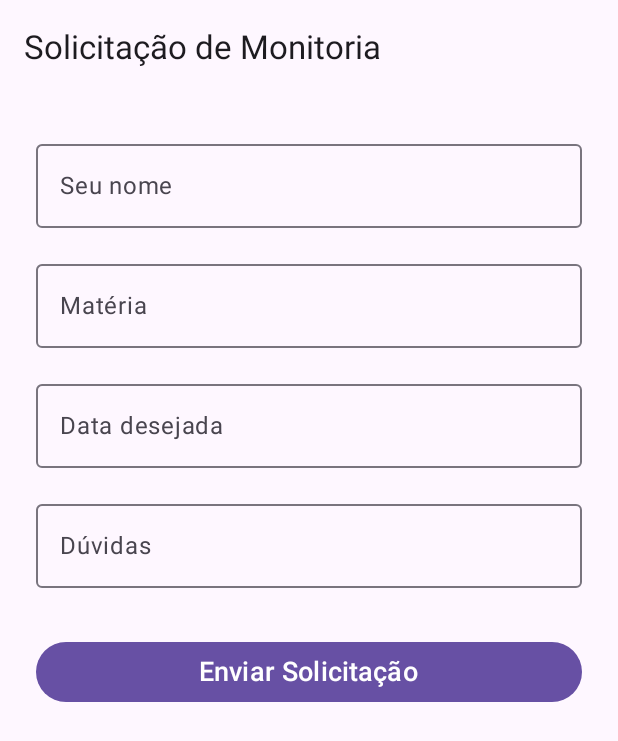
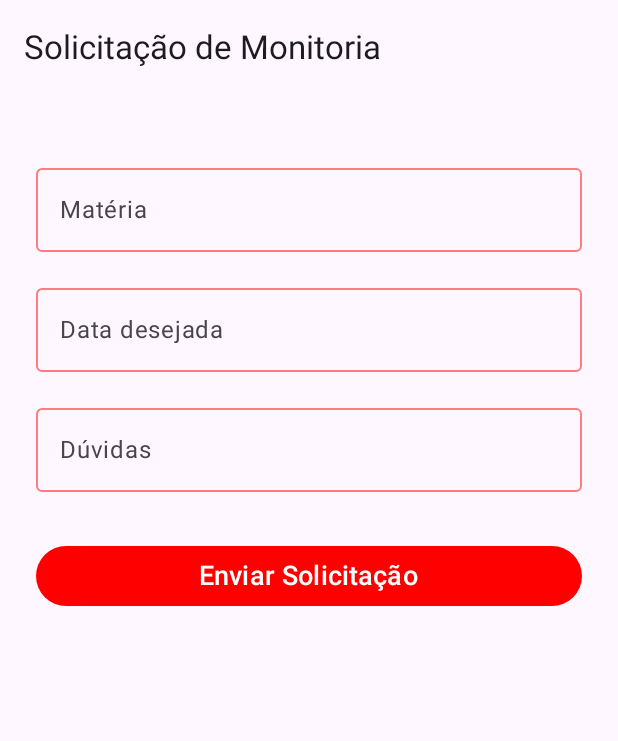
Before and after one commit to Malu404/FENO_equipe-F, an Android app built with Jetpack Compose: the screen it shows after launch (MainActivity), on a phone screen of 412 x 824 dp. Shown: the top 741 px of the screen. Run offline under Robolectric (Android 15) with nearby library versions, the light colour scheme and no system bars.

Commit message:
Mudei a cor dos temas da caixa e do botão

```diff
--- a/app/src/main/java/com/example/tela_login/MainActivity.kt
+++ b/app/src/main/java/com/example/tela_login/MainActivity.kt
@@ -136,7 +136,7 @@ fun SolicitarMonitoriaScreen() {
     val snackbarHostState = remember { SnackbarHostState() }
     val coroutineScope = rememberCoroutineScope()
 
-    var nome by remember { mutableStateOf("") }
+    //var nome by remember { mutableStateOf("") }
     var materia by remember { mutableStateOf("") }
     var data by remember { mutableStateOf("") }
     var duvidas by remember { mutableStateOf("") }
@@ -157,12 +157,17 @@ fun SolicitarMonitoriaScreen() {
                 verticalArrangement = Arrangement.Top,
                 horizontalAlignment = Alignment.CenterHorizontally
             ) {
-                OutlinedTextField(
-                    value = nome,
-                    onValueChange = { nome = it },
-                    label = { Text("Seu nome") },
-                    modifier = Modifier.fillMaxWidth()
-                )
+                //OutlinedTextField(
+                //    value = nome,
+                //    onValueChange = { nome = it },
+                //    label = { Text("Seu nome") },
+                //    modifier = Modifier.fillMaxWidth(),
+                //    colors = OutlinedTextFieldDefaults.colors(
+                //        focusedBorderColor = colorResource(id = R.color.red_pet),
+                //        unfocusedBorderColor = colorResource(id = R.color.red_pet).copy(alpha = 0.5f)
+                //    )
+
+                //)
 
                 OutlinedTextField(
                     value = materia,
@@ -170,7 +175,12 @@ fun SolicitarMonitoriaScreen() {
                     label = { Text("Matéria") },
                     modifier = Modifier
                         .fillMaxWidth()
-                        .padding(top = 16.dp)
+                        .padding(top = 16.dp),
+                    colors = OutlinedTextFieldDefaults.colors(
+                        focusedBorderColor = colorResource(id = R.color.red_pet),
+                        unfocusedBorderColor = colorResource(id = R.color.red_pet).copy(alpha = 0.5f)
+                    )
+
                 )
 
                 OutlinedTextField(
@@ -180,7 +190,12 @@ fun SolicitarMonitoriaScreen() {
                     keyboardOptions = KeyboardOptions(imeAction = ImeAction.Next),
                     modifier = Modifier
                         .fillMaxWidth()
-                        .padding(top = 16.dp)
+                        .padding(top = 16.dp),
+                    colors = OutlinedTextFieldDefaults.colors(
+                        focusedBorderColor = colorResource(id = R.color.red_pet),
+                        unfocusedBorderColor = colorResource(id = R.color.red_pet).copy(alpha = 0.5f)
+                    )
+
                 )
 
                 OutlinedTextField(
@@ -189,7 +204,12 @@ fun SolicitarMonitoriaScreen() {
                     label = { Text("Dúvidas") },
                     modifier = Modifier
                         .fillMaxWidth()
-                        .padding(top = 16.dp)
+                        .padding(top = 16.dp),
+                    colors = OutlinedTextFieldDefaults.colors(
+                        focusedBorderColor = colorResource(id = R.color.red_pet),
+                        unfocusedBorderColor = colorResource(id = R.color.red_pet).copy(alpha = 0.5f)
+                    )
+
                 )
 
                 Button(
@@ -200,7 +220,10 @@ fun SolicitarMonitoriaScreen() {
                     },
                     modifier = Modifier
                         .fillMaxWidth()
-                        .padding(top = 32.dp)
+                        .padding(top = 32.dp),
+                    colors = ButtonDefaults.buttonColors(
+                        containerColor = colorResource(id = R.color.red_pet)
+                    )
                 ) {
                     Text("Enviar Solicitação", fontSize = 18.sp)
                 }
```
